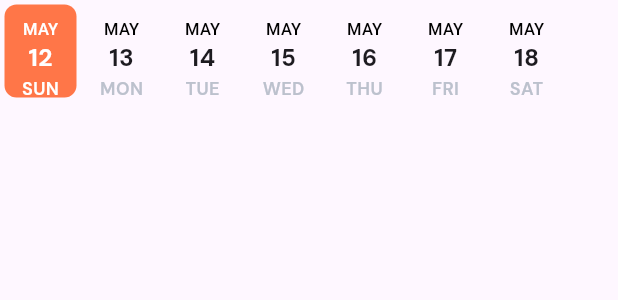
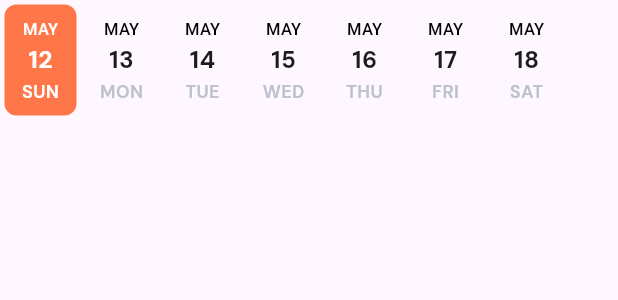
Before and after one commit to amrel7afy/gyansanchaar_app, a Flutter app: the CustomDatePicker widget shown alone on an empty page, opened directly, on a phone screen of 412 x 824 dp. Shown: the top 300 px of the screen. Run offline on Flutter 3.47's test engine with Material 3 defaults, Android fonts, the phone set to English and light mode, and no system bars; drawn by our look-alikes of date_picker_timeline; our stand-ins replace device_preview, flutter_svg, font_awesome_flutter, get, google_fonts; network calls fail.

```diff
--- a/lib/Features/Schedule/presentation/view/widgets/custom_data_picker.dart
+++ b/lib/Features/Schedule/presentation/view/widgets/custom_data_picker.dart
@@ -15,7 +15,7 @@ class CustomDatePicker extends StatelessWidget {
     return GetBuilder<ScheduleController>(
       builder: (logic) {
         return SizedBox(
-          height: 68,
+          height: 80,
           child: DatePicker(
             initialSelectedDate: DateTime.now(),
             width: 48,
--- a/lib/core/utils/AppRouter.dart
+++ b/lib/core/utils/AppRouter.dart
@@ -12,8 +12,7 @@ import 'package:gyansanchaar_app/Features/schedule/presentation/view/schedule_vi
 import '../../Features/Bottom Nav Bar/presentation/view/bottom_nav_bar_view..dart';
 
 class AppRouter {
-  static const String homeView = '/bottomNavBarView';
-  static const String bookDetailsView = '/bookDetailsView';
+  static const String homeView = '/homeView';
   static const String scheduleView = '/scheduleView';
   static const String assignmentsView = '/assignmentsView';
   static const String attendanceView = '/attendanceView';
--- a/lib/main.dart
+++ b/lib/main.dart
@@ -1,3 +1,4 @@
+import 'package:device_preview/device_preview.dart';
 import 'package:gyansanchaar_app/core/utils/AppRouter.dart';
 
 import 'package:flutter/material.dart';
@@ -9,7 +10,7 @@ import 'core/utils/constants/theme.dart';
 //dart fix --apply --code=unused_import
 void main(){
   //runApp(DevicePreview(builder: (context) => const GyansanchaarApp(),));
-runApp(const GyansanchaarApp());
+ runApp(const GyansanchaarApp());
 }
 
 class GyansanchaarApp extends StatelessWidget{
@@ -18,7 +19,7 @@ class GyansanchaarApp extends StatelessWidget{
   @override
   Widget build(BuildContext context) {
   return  MaterialApp(
-    //builder: DevicePreview.appBuilder,
+   // builder: DevicePreview.appBuilder,
     debugShowCheckedModeBanner: false,
     theme: themeData,
     onGenerateRoute: AppRouter().generateRoute,
```
Also changed, not shown: lib/Features/Course/presentation/view/course_details_widgets/course_details_view_body.dart (+8 -2 lines).
